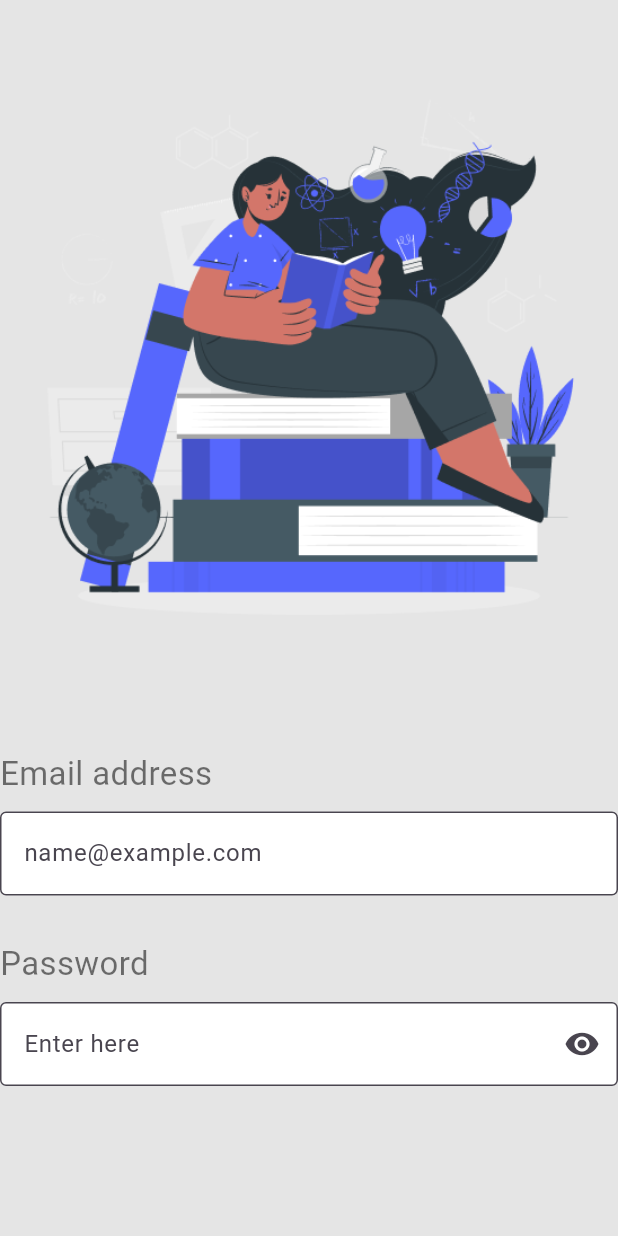
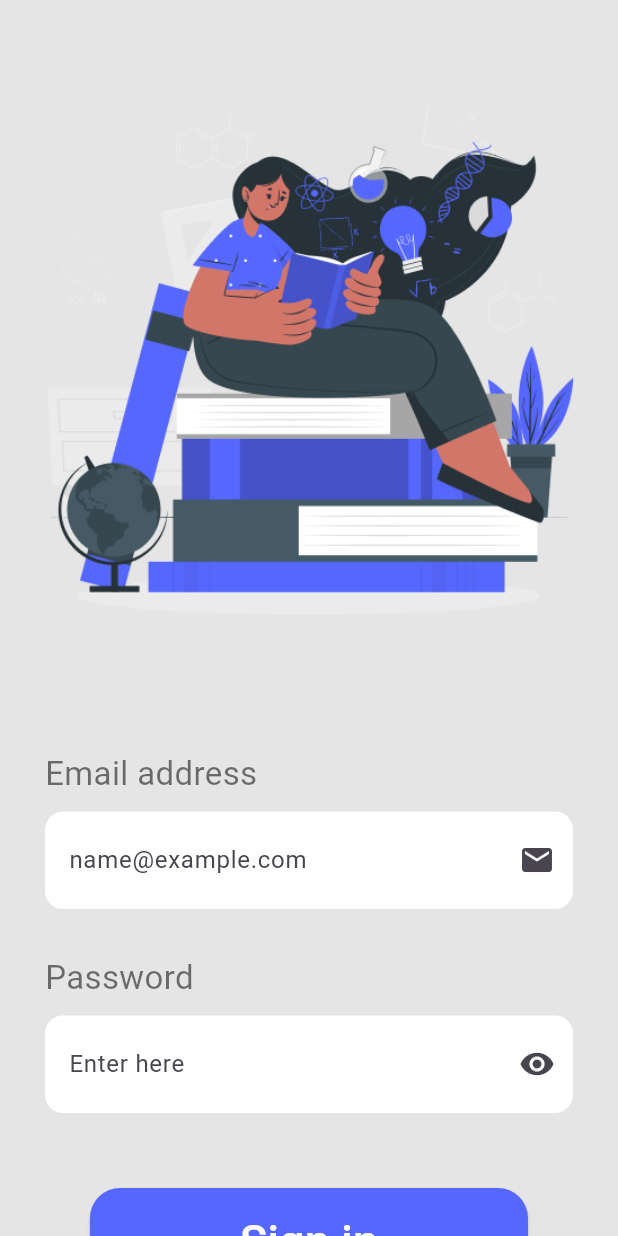
Before and after one commit to wAnekz/Academix, a Flutter app: the screen it shows after launch, after a tap on an icon or button, on a phone screen of 412 x 824 dp. Run offline on Flutter 3.47's test engine with Material 3 defaults, Android fonts, the phone set to English and light mode, and no system bars.

Commit message:
изменил ProjectStructure, теперь у каждого screen есть свой файл. SignIn готов

```diff
--- a/Academix/lib/main.dart
+++ b/Academix/lib/main.dart
@@ -1,4 +1,5 @@
 import 'package:flutter/material.dart';
+import 'screens/welcome_screen.dart';
 
 void main() {
   runApp(const MyApp());
@@ -10,168 +11,7 @@ class MyApp extends StatelessWidget {
   @override
   Widget build(BuildContext context) {
     return MaterialApp(
-      // Set the home screen to the WelcomeScreen
       home: const WelcomeScreen(),
     );
   }
 }
-
-class WelcomeScreen extends StatelessWidget {
-  const WelcomeScreen({super.key});
-
-  @override
-  Widget build(BuildContext context) {
-    return Scaffold(
-      backgroundColor: const Color(0xFFE5E5E5),
-      body: Center(
-        child: Column(
-          mainAxisAlignment: MainAxisAlignment.center,
-          crossAxisAlignment: CrossAxisAlignment.center,
-          children: [
-            const Image(
-              image: AssetImage('assets/images/welcome.png'),
-              height: 400,
-              width: 400,
-            ),
-            const SizedBox(height: 20),
-
-            const Text(
-              'Welcome to Academix!',
-              style: TextStyle(
-                color: Colors.black,
-                fontSize: 36,
-                fontWeight: FontWeight.w400,
-                height: 2,
-              ),
-            ),
-            const SizedBox(height: 16),
-
-            const Text(
-              'Discover universities tailored just for you.\n'
-                  '    Sign in for a personalized experience',
-              style: TextStyle(
-                color: Color(0xFF636D77),
-                fontSize: 22,
-                fontWeight: FontWeight.w400,
-              ),
-            ),
-            const SizedBox(height: 100),
-
-            ElevatedButton(
-              onPressed: () {
-                Navigator.push(
-                    context,
-                    MaterialPageRoute(builder: (context) => const SignInScreen())
-                );
-              },
-              style: ElevatedButton.styleFrom(
-                padding: const EdgeInsets.symmetric(horizontal: 80, vertical: 14),
-                backgroundColor: const Color(0xFF5667FD),
-                foregroundColor: Colors.white,
-                shape: RoundedRectangleBorder(
-                  borderRadius: BorderRadius.circular(20),
-                ),
-              ),
-              child: const Text(
-                'Let\'s go!',
-                style: TextStyle(fontSize: 30),
-              ),
-            ),
-          ],
-        ),
-      ),
-    );
-  }
-}
-
-class SignInScreen extends StatefulWidget {
-  const SignInScreen({super.key});
-
-  @override
-  _SignInScreenState createState() => _SignInScreenState();
-}
-
-class _SignInScreenState extends State<SignInScreen> {
-  bool _isPasswordVisible = false;
-
-  @override
-  Widget build(BuildContext context) {
-    return Scaffold(
-      backgroundColor: const Color(0xFFE5E5E5),
-
-      body: Center(
-        child: Column(
-          children: [
-            const SizedBox(height: 40,),
-            const Image(
-              image: AssetImage('assets/images/signIn.png'),
-              height: 400,
-              width: 500,
-            ),
-
-            const SizedBox(height: 60,),
-
-            const Align(
-              alignment: Alignment.centerLeft,
-              child: Text(
-                'Email address',
-                style: TextStyle(
-                  color: Colors.black54,
-                  fontSize: 22,
-                  fontWeight: FontWeight.w400,
-                ),
-              ),
-            ),
-
-            const SizedBox(height: 10,),
-
-            TextFormField(
-              decoration: InputDecoration(
-                  labelText: 'name@example.com',
-                  border: OutlineInputBorder(),
-                  filled: true,
-                  fillColor: Colors.white
-              ),
-            ),
-
-            const SizedBox(height: 30,),
-
-            const Align(
-              alignment: Alignment.centerLeft,
-              child: Text(
-                'Password',
-                style: TextStyle(
-                  color: Colors.black54,
-                  fontSize: 22,
-                  fontWeight: FontWeight.w400,
-                ),
-              ),
-            ),
-
-            const SizedBox(height: 10,),
-
-            TextField(
-              obscureText: !_isPasswordVisible,
-              decoration: InputDecoration(
-                labelText: 'Enter here',
-                border: OutlineInputBorder(),
-                filled: true,
-                fillColor: Colors.white,
-                suffixIcon: IconButton(
-                  onPressed: () {
-                    setState(() {
-                      _isPasswordVisible = !_isPasswordVisible;
-                    });
-                  },
-                  icon: Icon(
-                    _isPasswordVisible ? Icons.visibility_off : Icons.visibility,
-                  ),
-                ),
-              ),
-            )
-          ],
-        ),
-      ),
-    );
-  }
-}
--- /dev/null
+++ b/Academix/lib/screens/sign_in_screen.dart
@@ -0,0 +1,193 @@
+import 'package:flutter/material.dart';
+import 'package:flutter/gestures.dart';
+import 'sign_up_screen.dart';
+
+class SignInScreen extends StatefulWidget {
+  const SignInScreen({super.key});
+
+  @override
+  _SignInScreenState createState() => _SignInScreenState();
+}
+
+class _SignInScreenState extends State<SignInScreen> {
+  bool _isPasswordVisible = false;
+
+  @override
+  Widget build(BuildContext context) {
+    return Scaffold(
+      backgroundColor: const Color(0xFFE5E5E5),
+      body: Center(
+        child: Column(
+          crossAxisAlignment: CrossAxisAlignment.center,
+          children: [
+            const SizedBox(height: 40),
+
+            const Image(
+              image: AssetImage('assets/images/signIn.png'),
+              height: 400,
+              width: 500,
+            ),
+
+            const SizedBox(height: 60),
+
+            Padding(
+              padding: EdgeInsets.symmetric(horizontal: 30),
+              child: const Align(
+                alignment: Alignment.centerLeft,
+                child: Text(
+                  'Email address',
+                  style: TextStyle(
+                    color: Colors.black54,
+                    fontSize: 22,
+                    fontWeight: FontWeight.w400,
+                  ),
+                ),
+              ),
+            ),
+
+
+            const SizedBox(height: 10),
+
+            Padding(
+              padding: EdgeInsets.symmetric(horizontal: 30),
+              child: TextFormField(
+                decoration: InputDecoration(
+                  labelText:'name@example.com',
+                  border: InputBorder.none,
+
+                  enabledBorder: OutlineInputBorder(
+                    borderRadius: BorderRadius.circular(12),
+                    borderSide: BorderSide.none,
+                  ),
+
+                  focusedBorder: OutlineInputBorder(
+                    borderRadius: BorderRadius.circular(12),
+                    borderSide: BorderSide.none,
+                  ),
+
+                  filled: true,
+                  fillColor: Colors.white,
+
+                  suffixIcon: Icon(Icons.mail)
+                ),
+                style: const TextStyle(fontSize: 22),
+              ),
+            ),
+
+
+            const SizedBox(height: 30),
+
+            Padding(
+              padding: EdgeInsets.symmetric(horizontal: 30),
+              child: const Align(
+                alignment: Alignment.centerLeft,
+                child: Text(
+                  'Password',
+                  style: TextStyle(
+                    color: Colors.black54,
+                    fontSize: 22,
+                    fontWeight: FontWeight.w400,
+                  ),
+                ),
+              ),
+            ),
+
+            const SizedBox(height: 10),
+
+            Padding(
+              padding: EdgeInsets.symmetric(horizontal: 30),
+              child: TextField(
+                obscureText: !_isPasswordVisible,
+                decoration: InputDecoration(
+                  labelText: 'Enter here',
+                  border: InputBorder.none,
+
+                  enabledBorder: OutlineInputBorder(
+                    borderRadius: BorderRadius.circular(12),
+                    borderSide: BorderSide.none,
+                  ),
+
+                  focusedBorder: OutlineInputBorder(
+                    borderRadius: BorderRadius.circular(12),
+                    borderSide: BorderSide.none,
+                  ),
+
+                  filled: true,
+                  fillColor: Colors.white,
+
+                  suffixIcon: IconButton(
+                    onPressed: () {
+                      setState(() {
+                        _isPasswordVisible = !_isPasswordVisible;
+                      });
+                    },
+
+                    icon: Icon(
+                      _isPasswordVisible
+                          ? Icons.visibility_off
+                          : Icons.visibility,
+                    ),
+                  ),
+                ),
+                style: const TextStyle(fontSize: 22),
+              ),
+
+            ),
+
+
+            const SizedBox(height: 50),
+
+            ElevatedButton(
+              onPressed: () {
+                // ЧТО ДЕЛАТЬ ПРИ КНОПКЕ sign in
+
+
+              },
+              style: ElevatedButton.styleFrom(
+                padding: const EdgeInsets.symmetric(horizontal: 100, vertical: 14),
+                backgroundColor: const Color(0xFF5667FD),
+                foregroundColor: Colors.white,
+                shape: RoundedRectangleBorder(
+                  borderRadius: BorderRadius.circular(20),
+                ),
+              ),
+              child: const Text(
+                'Sign in',
+                style: TextStyle(fontSize: 30),
+              ),
+            ),
+
+            const SizedBox(height: 40),
+
+            RichText(
+              text: TextSpan(
+                text: "Don't have an account? ",
+                style: const TextStyle(
+                  color: Colors.black54,
+                  fontSize: 22,
+                  fontWeight: FontWeight.w400
+                ),
+                children: [
+                  TextSpan(
+                    text: "Sign up",
+                    style: const TextStyle(
+                      color: Color(0xFF5667FD),
+                      fontWeight: FontWeight.w400,
+                    ),
+                    recognizer: TapGestureRecognizer()
+                      ..onTap = () {
+                        Navigator.push(
+                            context,
+                            MaterialPageRoute(builder: (context) => const SignUpScreen()),
+                        );
+                      },
+                  ),
+                ],
+              ),
+            ),
+          ],
+        ),
+      ),
+    );
+  }
+}
--- /dev/null
+++ b/Academix/lib/screens/sign_up_screen.dart
@@ -0,0 +1,18 @@
+import 'package:flutter/material.dart';
+
+void main() {
+  runApp(const SignUpScreen());
+}
+
+class SignUpScreen extends StatelessWidget {
+  const SignUpScreen({super.key});
+
+  @override
+  Widget build(BuildContext context) {
+    return Scaffold(
+      body: Center(
+        child: Text('YESSSS'),
+      ),
+    );
+  }
+}
--- /dev/null
+++ b/Academix/lib/screens/welcome_screen.dart
@@ -0,0 +1,70 @@
+import 'package:flutter/material.dart';
+import 'sign_in_screen.dart';
+
+class WelcomeScreen extends StatelessWidget {
+  const WelcomeScreen({super.key});
+
+  @override
+  Widget build(BuildContext context) {
+    return Scaffold(
+      backgroundColor: const Color(0xFFE5E5E5),
+      body: Center(
+        child: Column(
+          mainAxisAlignment: MainAxisAlignment.center,
+          crossAxisAlignment: CrossAxisAlignment.center,
+          children: [
+            const Image(
+              image: AssetImage('assets/images/welcome.png'),
+              height: 400,
+              width: 400,
+            ),
+            const SizedBox(height: 20),
+
+            const Text(
+              'Welcome to Academix!',
+              style: TextStyle(
+                color: Colors.black,
+                fontSize: 36,
+                fontWeight: FontWeight.w400,
+                height: 2,
+              ),
+            ),
+            const SizedBox(height: 16),
+
+            const Text(
+              'Discover universities tailored just for you.\n'
+                  '    Sign in for a personalized experience',
+              style: TextStyle(
+                color: Color(0xFF636D77),
+                fontSize: 22,
+                fontWeight: FontWeight.w400,
+              ),
+            ),
+            const SizedBox(height: 100),
+
+            ElevatedButton(
+              onPressed: () {
+                Navigator.push(
+                    context,
+                    MaterialPageRoute(builder: (context) => const SignInScreen())
+                );
+              },
+              style: ElevatedButton.styleFrom(
+                padding: const EdgeInsets.symmetric(horizontal: 80, vertical: 14),
+                backgroundColor: const Color(0xFF5667FD),
+                foregroundColor: Colors.white,
+                shape: RoundedRectangleBorder(
+                  borderRadius: BorderRadius.circular(20),
+                ),
+              ),
+              child: const Text(
+                'Let\'s go!',
+                style: TextStyle(fontSize: 30),
+              ),
+            ),
+          ],
+        ),
+      ),
+    );
+  }
+}
```
